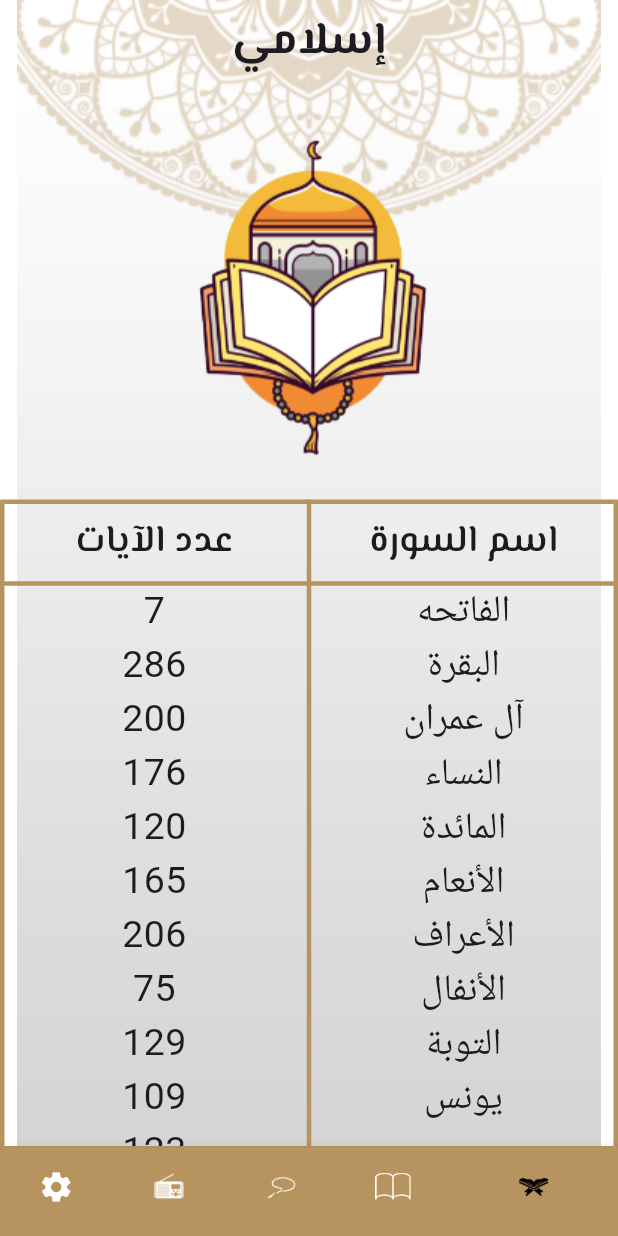
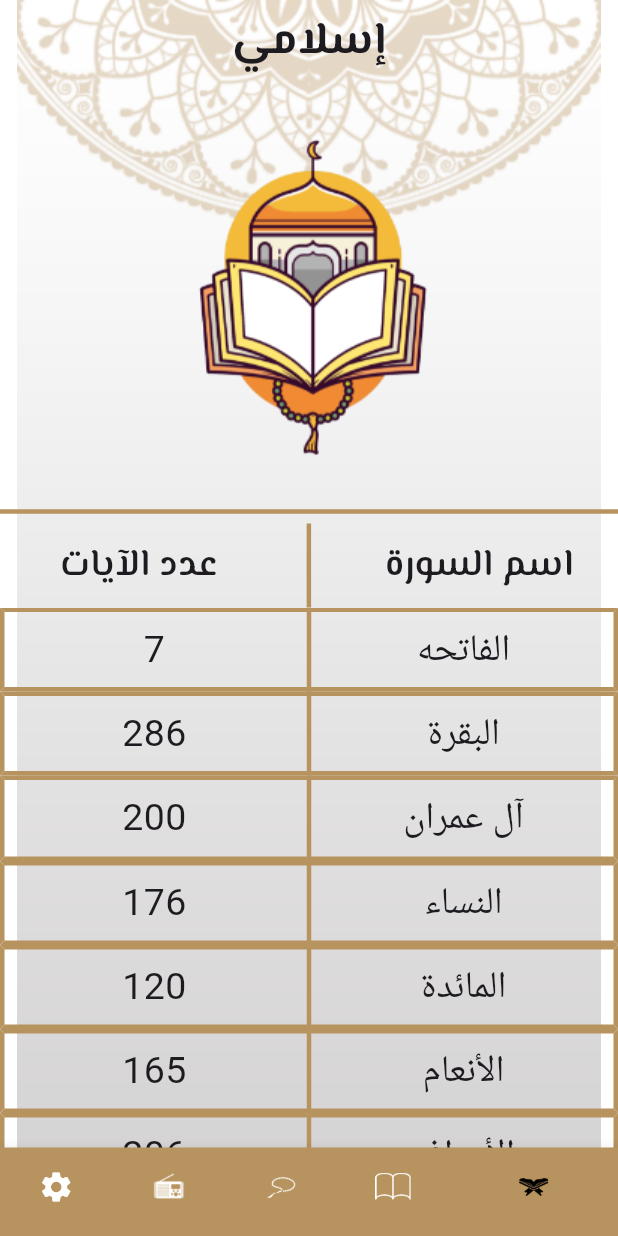
Before and after one commit to RanaAbowarda/Islami, a Flutter app: the screen it shows after launch, item 5 of the bottom bar chosen, on a phone screen of 412 x 824 dp. Run offline on Flutter 3.47's test engine with Material 3 defaults, Android fonts, the phone set to English and light mode, and no system bars; our stand-ins replace google_fonts; Roboto replaces fonts that are missing (Inder).

Commit message:
table change

```diff
--- a/lib/home/home_tabs/quran.dart
+++ b/lib/home/home_tabs/quran.dart
@@ -1,4 +1,6 @@
+import 'package:flutter/cupertino.dart';
 import 'package:flutter/material.dart';
+import 'package:flutter/widgets.dart';
 import 'package:google_fonts/google_fonts.dart';
 import 'package:islami/models/sura_model.dart';
 import 'package:islami/sura_details.dart';
@@ -10,6 +12,8 @@ class QuranTab extends StatefulWidget {
   State<QuranTab> createState() => _QuranTabState();
 }
 
+List<String> sura = [];
+int index = 0;
 List<String> suraNames = [
   "الفاتحه",
   "البقرة",
@@ -254,7 +258,37 @@ class _QuranTabState extends State<QuranTab> {
           "assets/images/qur2an_screen_logo.png",
           height: 277,
         ),
-        Table(
+
+        Divider(thickness:3 ,color: Color(0xffB7935F),),
+        IntrinsicHeight(
+          child: Row(
+             mainAxisAlignment: MainAxisAlignment.spaceBetween,
+            children: [
+
+          Padding(
+            padding: const EdgeInsets.symmetric(vertical: 10,horizontal: 40),
+            child: Text("عدد الآيات",
+                    style: GoogleFonts.elMessiri(
+                        fontSize: 25, fontWeight: FontWeight.w600),
+                    textAlign: TextAlign.center,
+                  ),
+          ),
+              VerticalDivider(thickness: 3,color: Color(0xffB7935F,),width: 20,),
+              Padding(
+                padding: const EdgeInsets.symmetric(vertical: 10,horizontal: 30),
+                child: Text("اسم السورة",
+                  style: GoogleFonts.elMessiri(
+                      fontSize: 25, fontWeight: FontWeight.w600),
+                  textAlign: TextAlign.center,
+                ),
+              ),
+            ],
+          ),
+        ),
+        Expanded(
+          child: ListView.builder(
+            itemBuilder: (context, index) {
+              return Table(
                   border: TableBorder.all(color: Color(0xffB7935F), width: 3),
                   children: [
                     TableRow(children: [
@@ -262,9 +296,9 @@ class _QuranTabState extends State<QuranTab> {
                         padding: const EdgeInsets.all(10.0),
                         child: TableCell(
                           child: Text(
-                      "عدد الآيات",
-                      style: GoogleFonts.elMessiri(
-                          fontSize: 25, fontWeight: FontWeight.w600),
+                            numberOfAyaat[index],
+                            style: GoogleFonts.inder(
+                                fontSize: 25, fontWeight: FontWeight.w400),
                             textAlign: TextAlign.center,
                           ),
                         ),
@@ -272,39 +306,10 @@ class _QuranTabState extends State<QuranTab> {
                       Padding(
                         padding: const EdgeInsets.all(10.0),
                         child: TableCell(
-                      child: Text(
-                    "اسم السورة",
-                    style: GoogleFonts.elMessiri(
-                        fontSize: 25, fontWeight: FontWeight.w600),
-                    textAlign: TextAlign.center,
-                  )),
-                ),
-              ]),
-              TableRow(children: [
-                TableCell(
-                  child: SizedBox(
-                    height: 378,
-                    child: ListView.builder(
-                      itemBuilder: (context, index) {
-                        return Text(
-                          numberOfAyaat[index],
-                          style: GoogleFonts.inder(
-                              fontSize: 25, fontWeight: FontWeight.w400),
-                          textAlign: TextAlign.center,
-                        );
-                      },
-                      itemCount: numberOfAyaat.length,
-                    ),
-                  ),
-                ),
-                TableCell(
-                  child: SizedBox(
-                    height: 378,
-                    child: ListView.builder(
-                      itemBuilder: (context, index) {
-                        return InkWell(
+                          child: InkWell(
                             onTap: () {
-                            Navigator.pushNamed(context, SuraDetails.routeName,arguments:SuraModel(suraNames[index], index));
+                              Navigator.pushNamed(context, SuraDetails.routeName,
+                                  arguments: SuraModel(suraNames[index], index));
                             },
                             child: Text(
                               suraNames[index],
@@ -312,14 +317,14 @@ class _QuranTabState extends State<QuranTab> {
                                   fontSize: 25, fontWeight: FontWeight.w400),
                               textAlign: TextAlign.center,
                             ),
-                        );
-                      },
-                      itemCount: suraNames.length,
                           ),
                         ),
                       ),
                     ]),
-            ]),
+                  ]);
+            },
+          ),
+        ),
       ],
     );
   }
```
Lines whose indentation alone changed are shown as unchanged.
